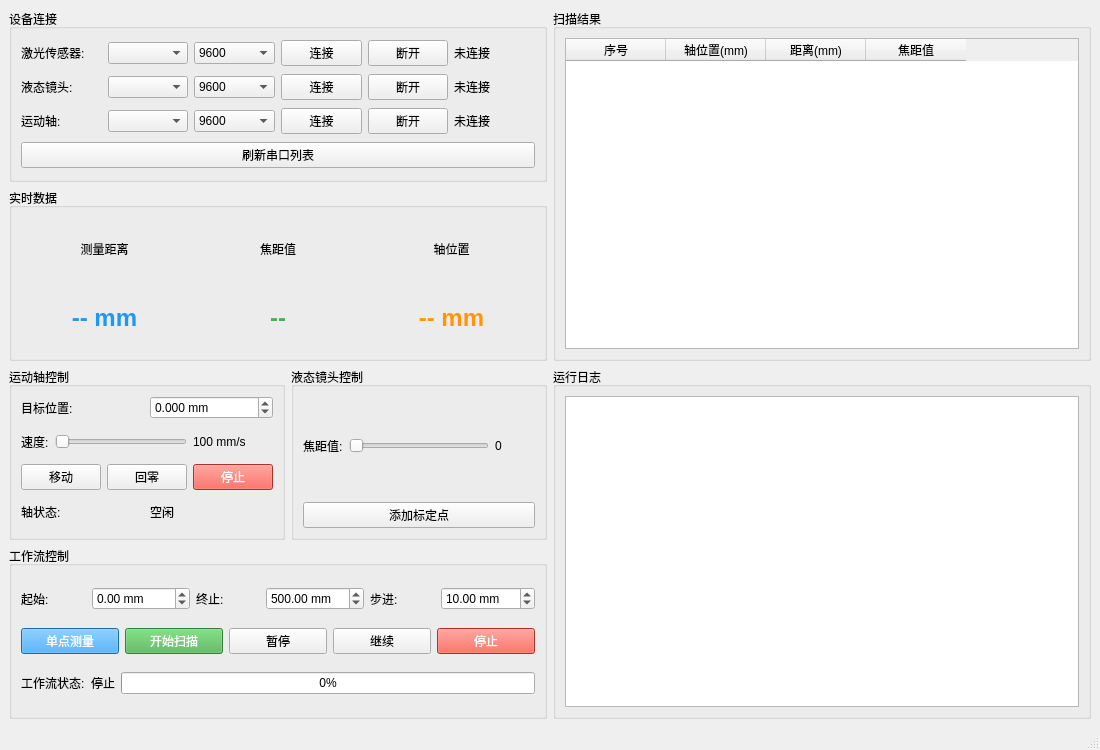
First picture: the form in mainwindow.ui, repository Beyondgan/AutoFocusSystem, before the edit.
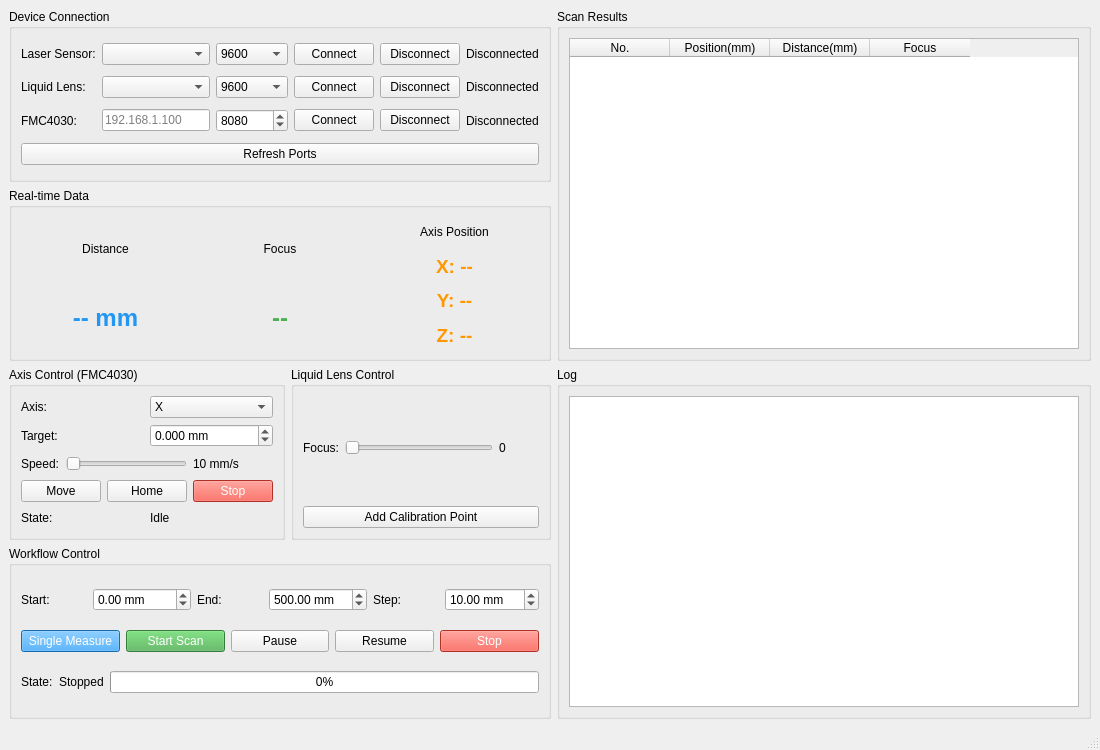
Second picture: the form after the edit.

Commit message: 重构：将运动轴从串口连接改为FMC4030网口连接

Diff of the .ui file:
```diff
--- a/mainwindow.ui
+++ b/mainwindow.ui
@@ -20,13 +20,13 @@
       <item>
        <widget class="QGroupBox" name="connectionGroup">
         <property name="title">
-         <string>设备连接</string>
+         <string>Device Connection</string>
         </property>
         <layout class="QGridLayout" name="gridLayout">
          <item row="0" column="0">
           <widget class="QLabel" name="label_1">
            <property name="text">
-            <string>激光传感器:</string>
+            <string>Laser Sensor:</string>
            </property>
           </widget>
          </item>
@@ -55,28 +55,28 @@
          <item row="0" column="3">
           <widget class="QPushButton" name="connectLaserBtn">
            <property name="text">
-            <string>连接</string>
+            <string>Connect</string>
            </property>
           </widget>
          </item>
          <item row="0" column="4">
           <widget class="QPushButton" name="disconnectLaserBtn">
            <property name="text">
-            <string>断开</string>
+            <string>Disconnect</string>
            </property>
           </widget>
          </item>
          <item row="0" column="5">
           <widget class="QLabel" name="laserStatusLabel">
            <property name="text">
-            <string>未连接</string>
+            <string>Disconnected</string>
            </property>
           </widget>
          </item>
          <item row="1" column="0">
           <widget class="QLabel" name="label_2">
            <property name="text">
-            <string>液态镜头:</string>
+            <string>Liquid Lens:</string>
            </property>
           </widget>
          </item>
@@ -105,78 +105,73 @@
          <item row="1" column="3">
           <widget class="QPushButton" name="connectLensBtn">
            <property name="text">
-            <string>连接</string>
+            <string>Connect</string>
            </property>
           </widget>
          </item>
          <item row="1" column="4">
           <widget class="QPushButton" name="disconnectLensBtn">
            <property name="text">
-            <string>断开</string>
+            <string>Disconnect</string>
            </property>
           </widget>
          </item>
          <item row="1" column="5">
           <widget class="QLabel" name="lensStatusLabel">
            <property name="text">
-            <string>未连接</string>
+            <string>Disconnected</string>
            </property>
           </widget>
          </item>
          <item row="2" column="0">
           <widget class="QLabel" name="label_3">
            <property name="text">
-            <string>运动轴:</string>
+            <string>FMC4030:</string>
            </property>
           </widget>
          </item>
          <item row="2" column="1">
-          <widget class="QComboBox" name="axisPortCombo"/>
+          <widget class="QLineEdit" name="axisIpEdit">
+           <property name="placeholderText">
+            <string>192.168.1.100</string>
+           </property>
+          </widget>
          </item>
          <item row="2" column="2">
-          <widget class="QComboBox" name="axisBaudCombo">
-           <item>
-            <property name="text">
-             <string>9600</string>
-            </property>
-           </item>
-           <item>
-            <property name="text">
-             <string>19200</string>
-            </property>
-           </item>
-           <item>
-            <property name="text">
-             <string>115200</string>
-            </property>
-           </item>
+          <widget class="QSpinBox" name="axisPortSpin">
+           <property name="maximum">
+            <number>65535</number>
+           </property>
+           <property name="value">
+            <number>8080</number>
+           </property>
           </widget>
          </item>
          <item row="2" column="3">
           <widget class="QPushButton" name="connectAxisBtn">
            <property name="text">
-            <string>连接</string>
+            <string>Connect</string>
            </property>
           </widget>
          </item>
          <item row="2" column="4">
           <widget class="QPushButton" name="disconnectAxisBtn">
            <property name="text">
-            <string>断开</string>
+            <string>Disconnect</string>
            </property>
           </widget>
          </item>
          <item row="2" column="5">
           <widget class="QLabel" name="axisStatusLabel">
            <property name="text">
-            <string>未连接</string>
+            <string>Disconnected</string>
            </property>
           </widget>
          </item>
          <item row="3" column="0" colspan="6">
           <widget class="QPushButton" name="refreshPortsBtn">
            <property name="text">
-            <string>刷新串口列表</string>
+            <string>Refresh Ports</string>
            </property>
           </widget>
          </item>
@@ -186,7 +181,7 @@
       <item>
        <widget class="QGroupBox" name="realtimeGroup">
         <property name="title">
-         <string>实时数据</string>
+         <string>Real-time Data</string>
         </property>
         <layout class="QHBoxLayout" name="realtimeHLayout">
          <item>
@@ -194,7 +189,7 @@
            <item>
             <widget class="QLabel" name="label_4">
              <property name="text">
-              <string>测量距离</string>
+              <string>Distance</string>
              </property>
              <property name="alignment">
               <set>Qt::AlignCenter</set>
@@ -228,7 +223,7 @@
            <item>
             <widget class="QLabel" name="label_5">
              <property name="text">
-              <string>焦距值</string>
+              <string>Focus</string>
              </property>
              <property name="alignment">
               <set>Qt::AlignCenter</set>
@@ -262,7 +257,7 @@
            <item>
             <widget class="QLabel" name="label_6">
              <property name="text">
-              <string>轴位置</string>
+              <string>Axis Position</string>
              </property>
              <property name="alignment">
               <set>Qt::AlignCenter</set>
@@ -273,13 +268,53 @@
             <widget class="QLabel" name="axisPosDisplay">
              <property name="font">
               <font>
-               <pointsize>18</pointsize>
+               <pointsize>14</pointsize>
                <weight>75</weight>
                <bold>true</bold>
               </font>
              </property>
              <property name="text">
-              <string>-- mm</string>
+              <string>X: --</string>
+             </property>
+             <property name="alignment">
+              <set>Qt::AlignCenter</set>
+             </property>
+             <property name="styleSheet">
+              <string>color: #FF9800;</string>
+             </property>
+            </widget>
+           </item>
+           <item>
+            <widget class="QLabel" name="axisYDisplay">
+             <property name="font">
+              <font>
+               <pointsize>14</pointsize>
+               <weight>75</weight>
+               <bold>true</bold>
+              </font>
+             </property>
+             <property name="text">
+              <string>Y: --</string>
+             </property>
+             <property name="alignment">
+              <set>Qt::AlignCenter</set>
+             </property>
+             <property name="styleSheet">
+              <string>color: #FF9800;</string>
+             </property>
+            </widget>
+           </item>
+           <item>
+            <widget class="QLabel" name="axisZDisplay">
+             <property name="font">
+              <font>
+               <pointsize>14</pointsize>
+               <weight>75</weight>
+               <bold>true</bold>
+              </font>
+             </property>
+             <property name="text">
+              <string>Z: --</string>
              </property>
              <property name="alignment">
               <set>Qt::AlignCenter</set>
@@ -299,15 +334,45 @@
         <item>
          <widget class="QGroupBox" name="axisGroup">
           <property name="title">
-           <string>运动轴控制</string>
+           <string>Axis Control (FMC4030)</string>
           </property>
           <layout class="QVBoxLayout" name="axisVLayout">
+           <item>
+            <layout class="QHBoxLayout" name="axisSelectHLayout">
+             <item>
+              <widget class="QLabel" name="label_axis_select">
+               <property name="text">
+                <string>Axis:</string>
+               </property>
+              </widget>
+             </item>
+             <item>
+              <widget class="QComboBox" name="axisSelectCombo">
+               <item>
+                <property name="text">
+                 <string>X</string>
+                </property>
+               </item>
+               <item>
+                <property name="text">
+                 <string>Y</string>
+                </property>
+               </item>
+               <item>
+                <property name="text">
+                 <string>Z</string>
+                </property>
+               </item>
+              </widget>
+             </item>
+            </layout>
+           </item>
            <item>
             <layout class="QHBoxLayout" name="axisPosHLayout">
              <item>
               <widget class="QLabel" name="label_7">
                <property name="text">
-                <string>目标位置:</string>
+                <string>Target:</string>
                </property>
               </widget>
              </item>
@@ -334,7 +399,7 @@
              <item>
               <widget class="QLabel" name="label_8">
                <property name="text">
-                <string>速度:</string>
+                <string>Speed:</string>
                </property>
               </widget>
              </item>
@@ -354,7 +419,7 @@
                 </size>
                </property>
                <property name="text">
-                <string>100 mm/s</string>
+                <string>10 mm/s</string>
                </property>
               </widget>
              </item>
@@ -365,21 +430,21 @@
              <item>
               <widget class="QPushButton" name="axisMoveBtn">
                <property name="text">
-                <string>移动</string>
+                <string>Move</string>
                </property>
               </widget>
              </item>
              <item>
               <widget class="QPushButton" name="axisHomeBtn">
                <property name="text">
-                <string>回零</string>
+                <string>Home</string>
                </property>
               </widget>
              </item>
              <item>
               <widget class="QPushButton" name="axisStopBtn">
                <property name="text">
-                <string>停止</string>
+                <string>Stop</string>
                </property>
                <property name="styleSheet">
                 <string>background-color: #f44336; color: white;</string>
@@ -393,14 +458,14 @@
              <item>
               <widget class="QLabel" name="label_9">
                <property name="text">
-                <string>轴状态:</string>
+                <string>State:</string>
                </property>
               </widget>
              </item>
              <item>
               <widget class="QLabel" name="axisStateLabel">
                <property name="text">
-                <string>空闲</string>
+                <string>Idle</string>
                </property>
               </widget>
              </item>
@@ -412,7 +477,7 @@
         <item>
          <widget class="QGroupBox" name="lensGroup">
           <property name="title">
-           <string>液态镜头控制</string>
+           <string>Liquid Lens Control</string>
           </property>
           <layout class="QVBoxLayout" name="lensVLayout">
            <item>
@@ -420,7 +485,7 @@
              <item>
               <widget class="QLabel" name="label_10">
                <property name="text">
-                <string>焦距值:</string>
+                <string>Focus:</string>
                </property>
               </widget>
              </item>
@@ -449,7 +514,7 @@
            <item>
             <widget class="QPushButton" name="lensCalibrateBtn">
              <property name="text">
-              <string>添加标定点</string>
+              <string>Add Calibration Point</string>
              </property>
             </widget>
            </item>
@@ -461,7 +526,7 @@
       <item>
        <widget class="QGroupBox" name="workflowGroup">
         <property name="title">
-         <string>工作流控制</string>
+         <string>Workflow Control</string>
         </property>
         <layout class="QVBoxLayout" name="workflowVLayout">
          <item>
@@ -469,7 +534,7 @@
            <item>
             <widget class="QLabel" name="label_11">
              <property name="text">
-              <string>起始:</string>
+              <string>Start:</string>
              </property>
             </widget>
            </item>
@@ -492,7 +557,7 @@
            <item>
             <widget class="QLabel" name="label_12">
              <property name="text">
-              <string>终止:</string>
+              <string>End:</string>
              </property>
             </widget>
            </item>
@@ -518,7 +583,7 @@
            <item>
             <widget class="QLabel" name="label_13">
              <property name="text">
-              <string>步进:</string>
+              <string>Step:</string>
              </property>
             </widget>
            </item>
@@ -548,7 +613,7 @@
            <item>
             <widget class="QPushButton" name="singleMeasureBtn">
              <property name="text">
-              <string>单点测量</string>
+              <string>Single Measure</string>
              </property>
              <property name="styleSheet">
               <string>background-color: #2196F3; color: white;</string>
@@ -558,7 +623,7 @@
            <item>
             <widget class="QPushButton" name="startScanBtn">
              <property name="text">
-              <string>开始扫描</string>
+              <string>Start Scan</string>
              </property>
              <property name="styleSheet">
               <string>background-color: #4CAF50; color: white;</string>
@@ -568,21 +633,21 @@
            <item>
             <widget class="QPushButton" name="pauseScanBtn">
              <property name="text">
-              <string>暂停</string>
+              <string>Pause</string>
              </property>
             </widget>
            </item>
            <item>
             <widget class="QPushButton" name="resumeScanBtn">
              <property name="text">
-              <string>继续</string>
+              <string>Resume</string>
              </property>
             </widget>
            </item>
            <item>
             <widget class="QPushButton" name="stopScanBtn">
              <property name="text">
-              <string>停止</string>
+              <string>Stop</string>
              </property>
              <property name="styleSheet">
               <string>background-color: #f44336; color: white;</string>
@@ -596,14 +661,14 @@
            <item>
             <widget class="QLabel" name="label_14">
              <property name="text">
-              <string>工作流状态:</string>
+              <string>State:</string>
              </property>
             </widget>
            </item>
            <item>
             <widget class="QLabel" name="workflowStateLabel">
              <property name="text">
-              <string>停止</string>
+              <string>Stopped</string>
              </property>
             </widget>
            </item>
@@ -626,7 +691,7 @@
       <item>
        <widget class="QGroupBox" name="resultGroup">
         <property name="title">
-         <string>扫描结果</string>
+         <string>Scan Results</string>
         </property>
         <layout class="QVBoxLayout" name="resultVLayout">
          <item>
@@ -636,22 +701,22 @@
            </property>
            <column>
             <property name="text">
-             <string>序号</string>
+             <string>No.</string>
             </property>
            </column>
            <column>
             <property name="text">
-             <string>轴位置(mm)</string>
+             <string>Position(mm)</string>
             </property>
            </column>
            <column>
             <property name="text">
-             <string>距离(mm)</string>
+             <string>Distance(mm)</string>
             </property>
            </column>
            <column>
             <property name="text">
-             <string>焦距值</string>
+             <string>Focus</string>
             </property>
            </column>
           </widget>
@@ -662,7 +727,7 @@
       <item>
        <widget class="QGroupBox" name="logGroup">
         <property name="title">
-         <string>运行日志</string>
+         <string>Log</string>
         </property>
         <layout class="QVBoxLayout" name="logVLayout">
          <item>
```
Left out of the diff: 12 changed lines with no effect on the pictures. The commit also changes 13 other files.
